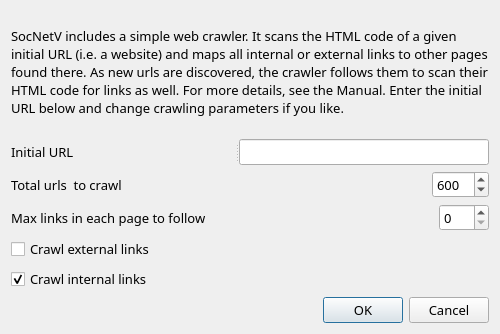
Above: src/forms/webcrawlerdialog.ui from socnetv/app before the change. Below: the same form after it.
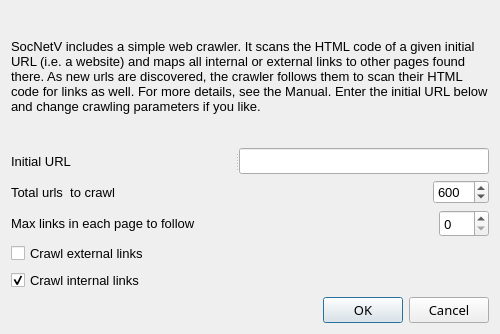
That is the form after the change.

Commit message: even more dialog font fixes 7

```diff
--- a/src/forms/webcrawlerdialog.ui
+++ b/src/forms/webcrawlerdialog.ui
@@ -48,13 +48,11 @@
      </property>
      <property name="font">
       <font>
-       <family>Sans Serif</family>
        <pointsize>10</pointsize>
-       <stylestrategy>PreferDefault</stylestrategy>
       </font>
      </property>
      <property name="text">
-      <string>&lt;html&gt;&lt;head/&gt;&lt;body&gt;&lt;p&gt;SocNetV includes a simple web crawler. It scans the HTML code of a given initial URL (i.e. a website) and maps all internal or external links to other pages found there. As new urls are discovered, the crawler follows them to scan their HTML code for links as well. For more details, see the Manual. Enter the initial URL below and change crawling parameters if you like.&lt;/p&gt;&lt;/body&gt;&lt;/html&gt;</string>
+      <string>&lt;html&gt;&lt;head/&gt;&lt;body&gt;&lt;p&gt;SocNetV includes a simple web crawler. It scans the HTML code of a given initial URL (i.e. a website) and maps all internal or external links to other pages found there. As new urls are discovered, the crawler follows them to scan their HTML code for links as well. For more details, see the Manual. &lt;/p&gt;&lt;p&gt;Enter the initial URL below and change crawling parameters if you like.&lt;/p&gt;&lt;/body&gt;&lt;/html&gt;</string>
      </property>
      <property name="textFormat">
       <enum>Qt::RichText</enum>
@@ -84,7 +82,6 @@
       </property>
       <property name="font">
        <font>
-        <family>Sans Serif</family>
         <pointsize>10</pointsize>
        </font>
       </property>
@@ -111,13 +108,6 @@
         <height>32</height>
        </size>
       </property>
-      <property name="font">
-       <font>
-        <family>Sans Serif</family>
-        <pointsize>9</pointsize>
-        <stylestrategy>PreferAntialias</stylestrategy>
-       </font>
-      </property>
       <property name="toolTip">
        <string>&lt;html&gt;&lt;head/&gt;&lt;body&gt;&lt;p&gt;Enter the initial url/domain to start crawling from, i.e. http://www.iefimerida.gr  &lt;/p&gt;&lt;p&gt;You may omit http:// if you want. &lt;/p&gt;&lt;/body&gt;&lt;/html&gt;</string>
       </property>
@@ -136,7 +126,6 @@
        </property>
        <property name="font">
         <font>
-         <family>Sans Serif</family>
          <pointsize>10</pointsize>
         </font>
        </property>
@@ -178,7 +167,6 @@
        </property>
        <property name="font">
         <font>
-         <family>Sans Serif</family>
          <pointsize>10</pointsize>
         </font>
        </property>
@@ -215,7 +203,6 @@
        </property>
        <property name="font">
         <font>
-         <family>Sans Serif</family>
          <pointsize>10</pointsize>
         </font>
        </property>
@@ -292,7 +279,6 @@
      </property>
      <property name="font">
       <font>
-       <family>Sans Serif</family>
        <pointsize>10</pointsize>
       </font>
      </property>
@@ -320,7 +306,6 @@
     <widget class="QCheckBox" name="intLinksCheckBox">
      <property name="font">
       <font>
-       <family>Sans Serif</family>
        <pointsize>10</pointsize>
       </font>
      </property>
```
